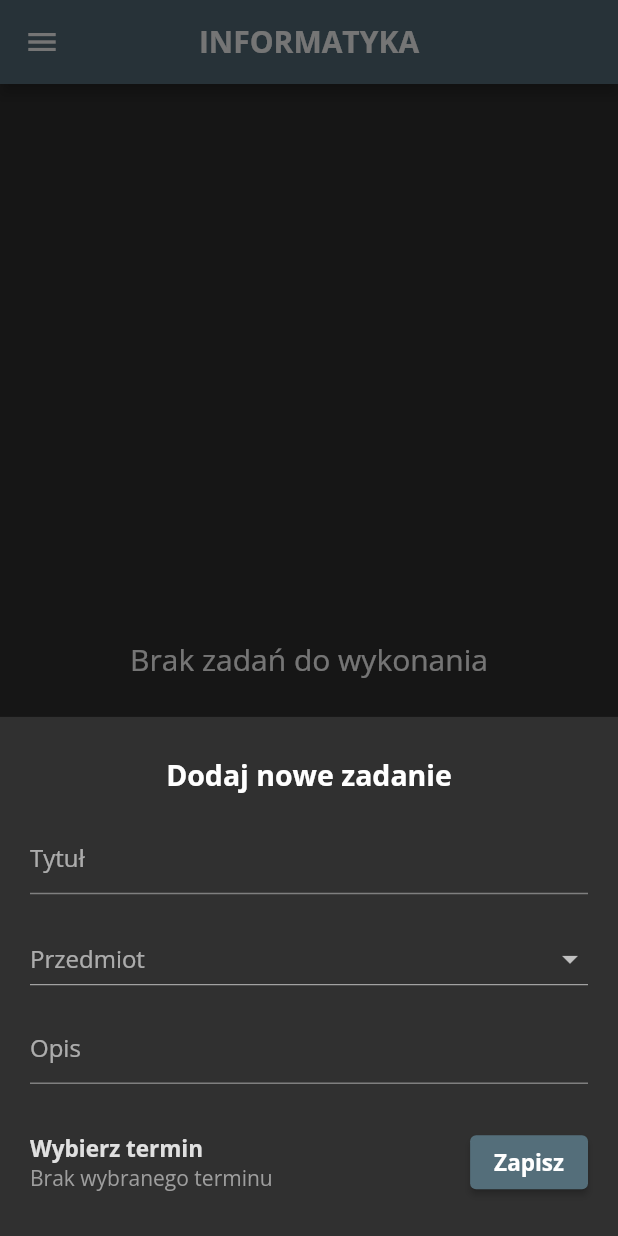
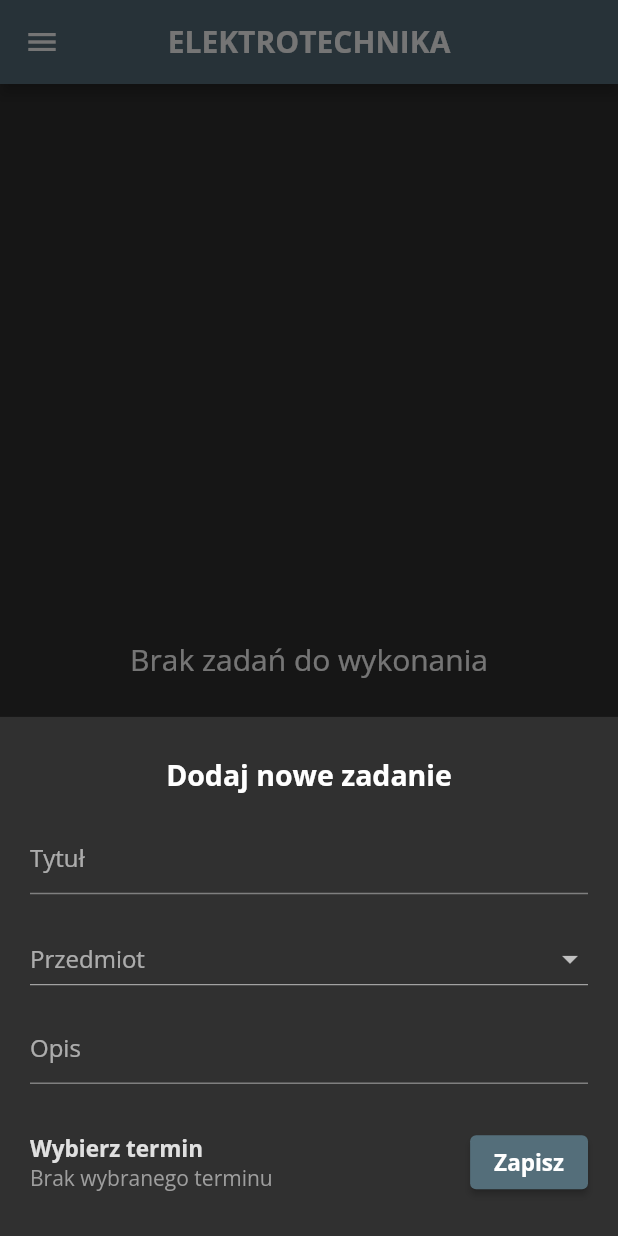
Before and after one commit to michalinamanikowska/Planer, a Flutter app: the screen it shows after launch, after a tap on the "add" icon, on a phone screen of 412 x 824 dp. Run offline on Flutter 3.47's test engine with Material 2 defaults, Android fonts, the phone set to English and light mode, and no system bars; our stand-ins replace shared_preferences; missing offline and left inert: pdf_flutter.

Commit message:
new version

```diff
--- a/lib/globals.dart
+++ b/lib/globals.dart
@@ -9,43 +9,24 @@ const actions = ['ZADANIA', 'ZALICZENIA', 'PLAN'];
 
 String chosen = 'ZADANIA';
 
-const uni = 'INFORMATYKA';
+const uni = 'ELEKTROTECHNIKA';
 
-const plan = 'PlanInf.pdf';
+const plan = 'Plan.pdf';
 
 const subjects = [
-    'Bioinformatyka',
-    'Postawy aplikacji internetowych',
-    'Systemy i aplikacje bez granic (ubiquitous)',
-    'Przetwarzanie języka naturalnego',
-    'Informatyzacja przedsiębiorstw',
-    'Przetwarzanie równoległe',
-    'Przetwarzanie rozproszone'
+    'Bazy danych i technologie internetowe',
+    'Eksploatacja układów technicznych',
+    'Elektrodynamika techniczna',
+    'Ergonomia i bezpieczeństwo użytkownika urządzeń elektrycznych',
+    'Pomiary i automatyka w elektroenergetyce',
+    'Optoeletronika',
+    'Układy elektryczne i eletroniczne w przemyśle i pojazdach',
+    'Urządzenia elektryczne',
+    'Seminarium dyplomowe',
+    'Wprowadzenie do kompatybilności elektromagnetycznej'
   ];
 
-const tooSmall = [2];
+const tooSmall = [3, 4, 6, 9];
 
-List<Color> colors = [Colors.grey[800], Colors.cyan[900], Colors.teal[900], Colors.blueGrey[900],
-Colors.cyan[800], Colors.teal[700]];
-
-// const uni = 'ELEKTROTECHNIKA';
-
-// const plan = 'Plan.pdf';
-
-// const subjects = [
-//     'Bazy danych i technologie internetowe',
-//     'Eksploatacja układów technicznych',
-//     'Elektrodynamika techniczna',
-//     'Ergonomia i bezpieczeństwo użytkownika urządzeń elektrycznych',
-//     'Pomiary i automatyka w elektroenergetyce',
-//     'Optoeletronika',
-//     'Układy elektryczne i eletroniczne w przemyśle i pojazdach',
-//     'Urządzenia elektryczne',
-//     'Seminarium dyplomowe',
-//     'Wprowadzenie do kompatybilności elektromagnetycznej'
-//   ];
-
-// const tooSmall = [3, 4, 6, 9];
-
-// List<Color> colors = [Colors.grey[800], Colors.cyan[900], Colors.teal[900], Colors.blueGrey[900], Colors.lightBlue[900],
-// Colors.grey[600], Colors.cyan[800], Colors.teal[700], Colors.blueGrey[800], Colors.lightBlue[800]];
+List<Color> colors = [Colors.grey[800], Colors.cyan[900], Colors.teal[900], Colors.blueGrey[900], Colors.lightBlue[900],
+Colors.grey[600], Colors.cyan[800], Colors.teal[700], Colors.blueGrey[800], Colors.lightBlue[800]];
```
